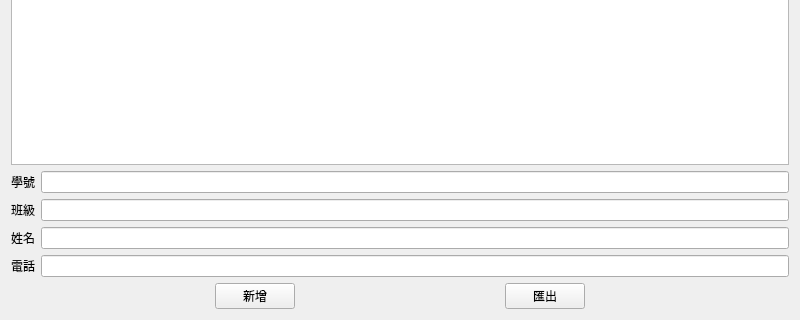
First picture: the form in mywidget.ui, repository yu-cheng0822/DialogContactBook, before the edit; both pictures show x 0 to 800 and y 280 to 600 of the 800 by 600 pixel window.
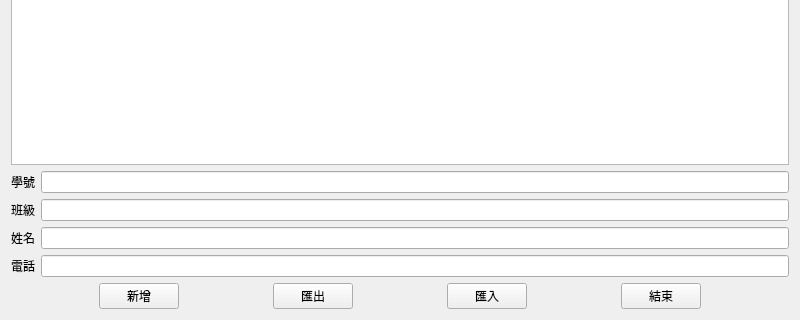
Second picture: the form after the edit.

```diff
--- a/mywidget.ui
+++ b/mywidget.ui
@@ -116,6 +116,46 @@
        </property>
       </spacer>
      </item>
+     <item>
+      <widget class="QPushButton" name="pushButton">
+       <property name="text">
+        <string>匯入</string>
+       </property>
+      </widget>
+     </item>
+     <item>
+      <spacer name="horizontalSpacer">
+       <property name="orientation">
+        <enum>Qt::Orientation::Horizontal</enum>
+       </property>
+       <property name="sizeHint" stdset="0">
+        <size>
+         <width>40</width>
+         <height>20</height>
+        </size>
+       </property>
+      </spacer>
+     </item>
+     <item>
+      <widget class="QPushButton" name="pushButton_2">
+       <property name="text">
+        <string>結束</string>
+       </property>
+      </widget>
+     </item>
+     <item>
+      <spacer name="horizontalSpacer_2">
+       <property name="orientation">
+        <enum>Qt::Orientation::Horizontal</enum>
+       </property>
+       <property name="sizeHint" stdset="0">
+        <size>
+         <width>40</width>
+         <height>20</height>
+        </size>
+       </property>
+      </spacer>
+     </item>
     </layout>
    </item>
   </layout>
```
